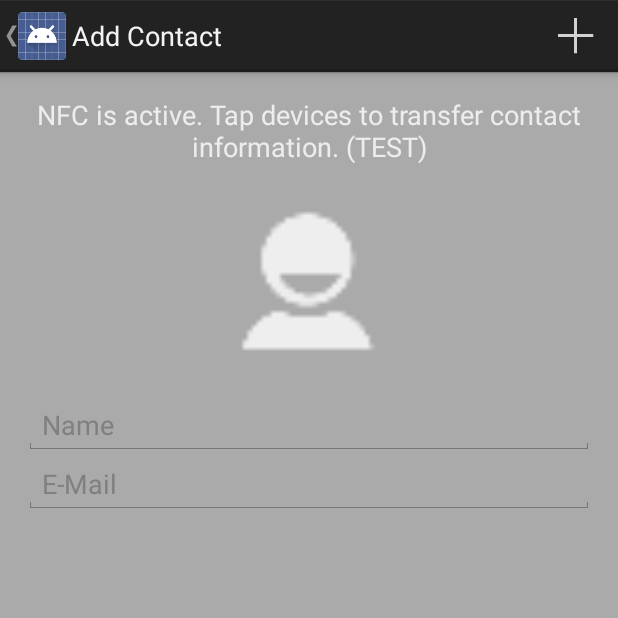
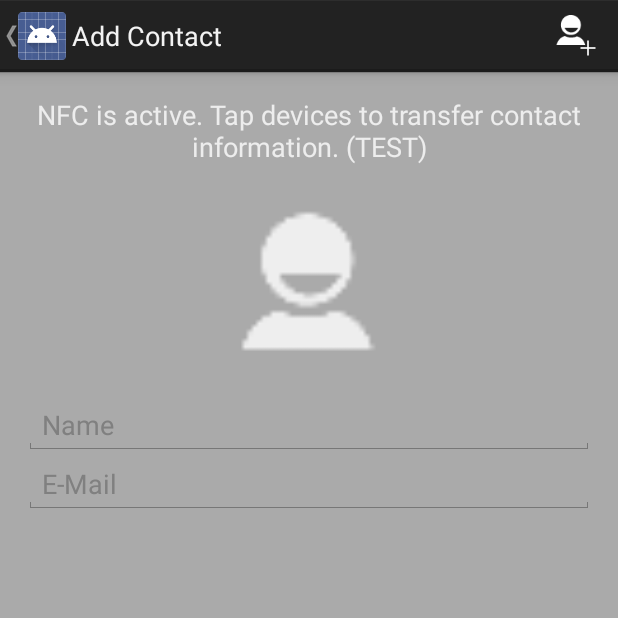
Before and after one commit to JCBird1012/Compile, an Android app: the NewContactActivity screen opened directly, with no data from a screen before it, on a phone screen of 412 x 824 dp, the top half of it. Run offline under Robolectric (Android 15) with nearby library versions, the phone set to English and light mode, and no system bars; our stand-ins replace CircleImageView.

Commit message:
UI Changes

```diff
--- a/Compile/app/src/main/res/menu/add_contact.xml
+++ b/Compile/app/src/main/res/menu/add_contact.xml
@@ -5,5 +5,5 @@
         android:title="@string/action_add_contact"
         android:orderInCategory="100"
         android:showAsAction="always"
-        android:icon ="@drawable/ic_action_new"/>
+        android:icon ="@drawable/ic_action_user_add"/>
 </menu>
```
Also changed, not shown: Compile/app/src/main/res/drawable-hdpi/ic_action_user_add.png (added), Compile/app/src/main/res/drawable-mdpi/ic_action_user_add.png (added), Compile/app/src/main/res/drawable-xhdpi/ic_action_user_add.png (added), Compile/app/src/main/res/drawable-xxhdpi/ic_action_user_add.png (added).
